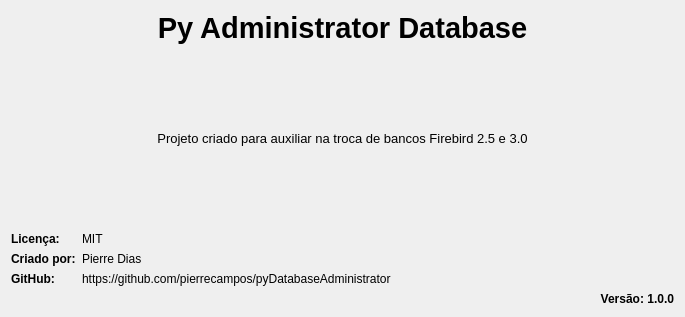
First picture: the form in views/ui/Info.ui, repository pierrecampos/pyDatabaseAdministrator, before the edit.
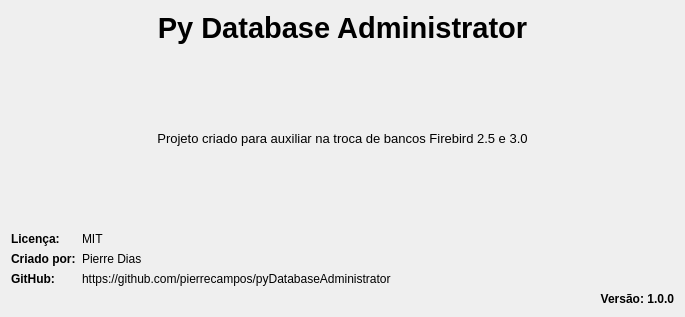
Second picture: the form after the edit.

The edit to the form file:
```diff
--- a/views/ui/Info.ui
+++ b/views/ui/Info.ui
@@ -169,7 +169,7 @@
       </font>
      </property>
      <property name="text">
-      <string>Py Administrator Database</string>
+      <string>Py Database Administrator</string>
      </property>
      <property name="alignment">
       <set>Qt::AlignCenter</set>
```
